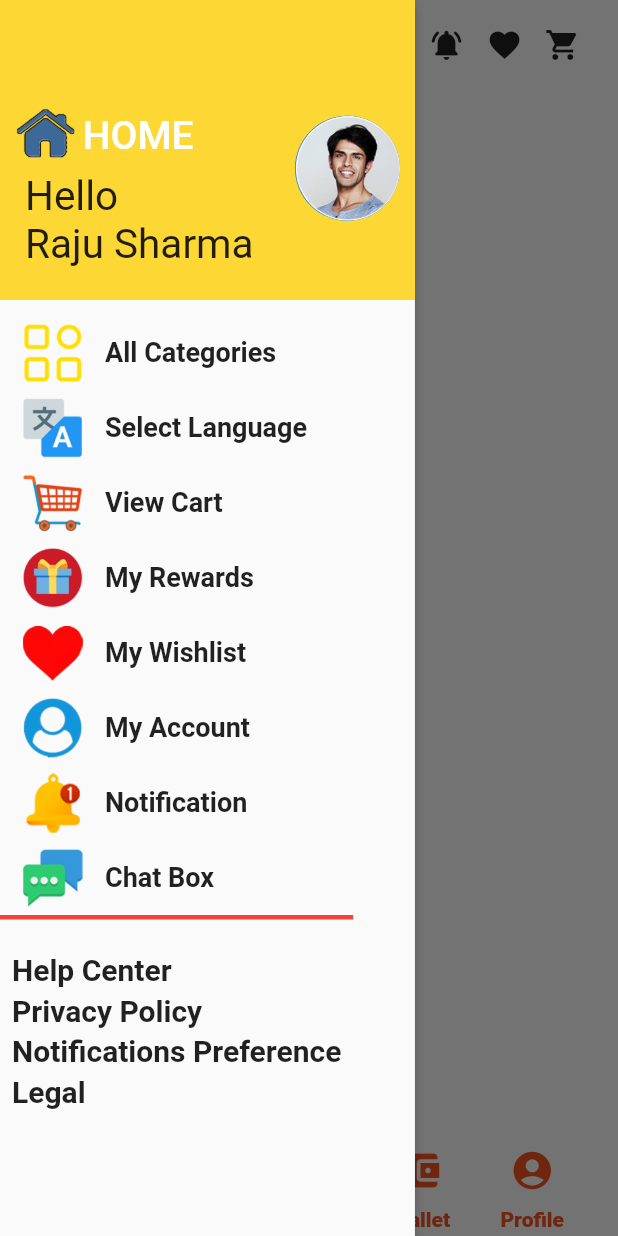
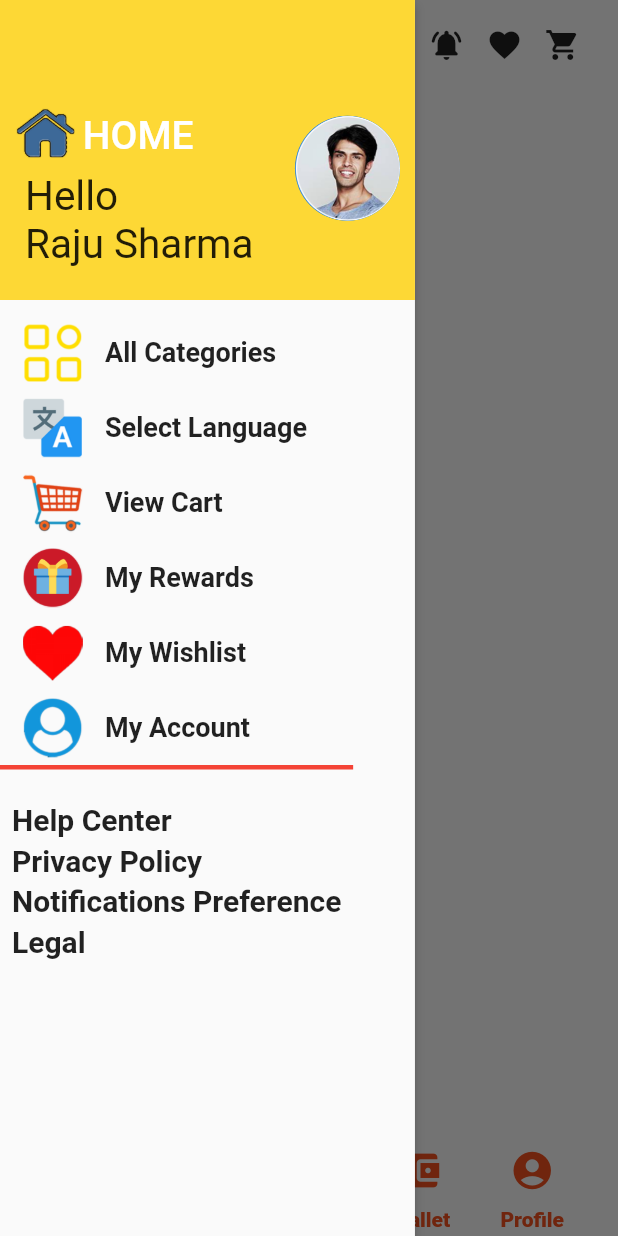
Before and after one commit to bharat-Sl/myzon, a Flutter app: the screen it shows after launch, item 2 of the bottom bar chosen, with the side drawer open, on a phone screen of 412 x 824 dp. Run offline on Flutter 3.47's test engine with Material 2 defaults, Android fonts, the light colour scheme and no system bars; our stand-ins replace carousel_slider, dotted_line, font_awesome_flutter.

Commit message:
dashboard appbar

```diff
--- a/lib/screens/dashboard.dart
+++ b/lib/screens/dashboard.dart
@@ -391,46 +391,6 @@ class _DashboardState extends State<Dashboard>
                     ],
                   ),
                 ),
-                Padding(
-                  padding:
-                      const EdgeInsets.symmetric(horizontal: 15.0, vertical: 5),
-                  child: Row(
-                    children: [
-                      Container(
-                          height: 40,
-                          width: 40,
-                          child: Image.asset("assets/images/6.png")),
-                      SizedBox(
-                        width: 15,
-                      ),
-                      Text(
-                        "Notification",
-                        style: TextStyle(
-                            fontSize: 18, fontWeight: FontWeight.bold),
-                      )
-                    ],
-                  ),
-                ),
-                Padding(
-                  padding:
-                      const EdgeInsets.symmetric(horizontal: 15.0, vertical: 5),
-                  child: Row(
-                    children: [
-                      Container(
-                          height: 40,
-                          width: 40,
-                          child: Image.asset("assets/images/26.png")),
-                      SizedBox(
-                        width: 15,
-                      ),
-                      Text(
-                        "Chat Box",
-                        style: TextStyle(
-                            fontSize: 18, fontWeight: FontWeight.bold),
-                      )
-                    ],
-                  ),
-                ),
                 Container(
                   padding:
                       const EdgeInsets.symmetric(horizontal: 15.0, vertical: 5),
```
